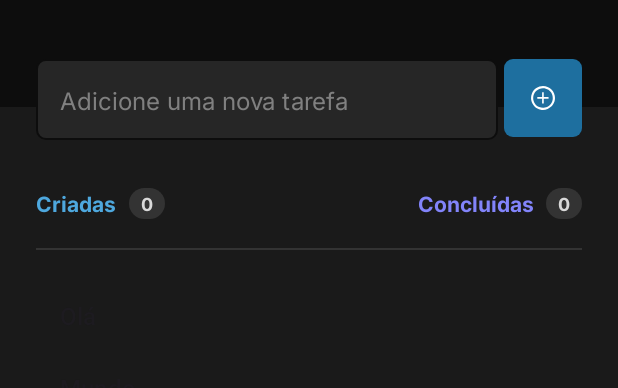
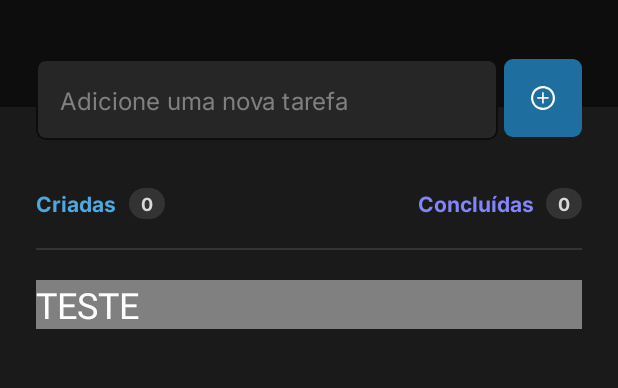
Before and after one commit to kassiosilva/todo-list-android, an Android app: the screen it shows after launch (MainActivity), on a phone screen of 412 x 824 dp, the part 108-496 px from its top. Run offline under Robolectric (Android 15) with nearby library versions, the phone set to English and light mode, and no system bars.

Commit message:
refactor: Refatorando código da listagem das tasks

```diff
--- a/app/src/main/java/com/example/todolist/MainActivity.kt
+++ b/app/src/main/java/com/example/todolist/MainActivity.kt
@@ -9,12 +9,13 @@ import android.widget.TextView
 import android.widget.Toast
 import androidx.recyclerview.widget.LinearLayoutManager
 import androidx.recyclerview.widget.RecyclerView
+import com.example.todolist.adapter.TasksAdapter
 import com.example.todolist.databinding.ActivityMainBinding
 
 class MainActivity : AppCompatActivity(), View.OnClickListener {
-    private lateinit var adapter: TmpAdapter
+    private var adapter = TasksAdapter()
     private lateinit var binding: ActivityMainBinding
-    private val items = arrayListOf("Olá", "Mundo", "Hello", "World")
+    private val items = listOf<String>("TESTE")
 
     override fun onCreate(savedInstanceState: Bundle?) {
         super.onCreate(savedInstanceState)
@@ -31,7 +32,6 @@ class MainActivity : AppCompatActivity(), View.OnClickListener {
 
     override fun onClick(view: View) {
         if (view.id == R.id.image_button_add) {
-            handleAddTask()
         }
     }
 
@@ -39,45 +39,16 @@ class MainActivity : AppCompatActivity(), View.OnClickListener {
         binding.imageButtonAdd.setOnClickListener(this)
     }
 
-    private fun handleAddTask() {
-        items.clear()
-        adapter.notifyDataSetChanged()
-        Toast.makeText(this, "TESTE", Toast.LENGTH_SHORT).show()
-    }
-
     private fun handleList() {
-        val recyclerView = binding.recyclerTasks
-        val emptyList = binding.emptyContainer
-
-        recyclerView.layoutManager =
+        binding.recyclerTasks.layoutManager =
             LinearLayoutManager(this, LinearLayoutManager.VERTICAL, false)
 
-        adapter = TmpAdapter(items)
-        recyclerView.adapter = adapter
+        binding.recyclerTasks.adapter = adapter
 
-        val emptyObserver = EmptyObserver(recyclerView, emptyList.root)
+        adapter.updatedTasks(items)
+
+        val emptyObserver = EmptyObserver(binding.recyclerTasks, binding.emptyContainer.root)
 
         adapter.registerAdapterDataObserver(emptyObserver)
     }
-
-    private class TmpAdapter(val items: List<String>) : RecyclerView.Adapter<TmpAdapter.TmpView>() {
-        override fun onCreateViewHolder(parent: ViewGroup, viewType: Int): TmpView {
-            val view = LayoutInflater.from(parent.context)
-                .inflate(android.R.layout.simple_list_item_1, parent, false)
-
-            return TmpView(view)
-        }
-
-        override fun getItemCount(): Int {
-            return items.size
-        }
-
-        override fun onBindViewHolder(holder: TmpView, position: Int) {
-            (holder.itemView as TextView).text = items[position]
-        }
-
-        private class TmpView(itemView: View) : RecyclerView.ViewHolder(itemView) {
-
-        }
-    }
 }
--- /dev/null
+++ b/app/src/main/java/com/example/todolist/adapter/TasksAdapter.kt
@@ -0,0 +1,30 @@
+package com.example.todolist.adapter
+
+import android.view.LayoutInflater
+import android.view.ViewGroup
+import androidx.recyclerview.widget.RecyclerView
+import com.example.todolist.databinding.TaskBinding
+import com.example.todolist.viewholder.TaskViewHolder
+
+class TasksAdapter : RecyclerView.Adapter<TaskViewHolder>() {
+    private var tasksList: List<String> = listOf()
+
+    override fun onCreateViewHolder(parent: ViewGroup, viewType: Int): TaskViewHolder {
+        val item = TaskBinding.inflate(LayoutInflater.from(parent.context), parent, false)
+
+        return TaskViewHolder(item)
+    }
+
+    override fun onBindViewHolder(holder: TaskViewHolder, position: Int) {
+        holder.bind(tasksList[position])
+    }
+
+    override fun getItemCount(): Int {
+        return tasksList.count()
+    }
+
+    fun updatedTasks(list: List<String>) {
+        tasksList = list
+        notifyDataSetChanged()
+    }
+}
--- /dev/null
+++ b/app/src/main/java/com/example/todolist/viewholder/TaskViewHolder.kt
@@ -0,0 +1,11 @@
+package com.example.todolist.viewholder
+
+import android.view.View
+import androidx.recyclerview.widget.RecyclerView
+import com.example.todolist.databinding.TaskBinding
+
+class TaskViewHolder(private val bind: TaskBinding) : RecyclerView.ViewHolder(bind.root) {
+    fun bind(task: String) {
+        bind.textDescription.text = task
+    }
+}
--- /dev/null
+++ b/app/src/main/res/layout/task.xml
@@ -0,0 +1,16 @@
+<?xml version="1.0" encoding="utf-8"?>
+<LinearLayout xmlns:android="http://schemas.android.com/apk/res/android"
+    android:layout_width="match_parent"
+    android:orientation="vertical"
+    android:background="@color/gray_300"
+    android:layout_height="wrap_content">
+
+    <TextView
+        android:id="@+id/text_description"
+        android:text="Convidado"
+        android:textColor="@color/white"
+        android:textSize="24sp"
+        android:layout_width="wrap_content"
+        android:layout_height="wrap_content" />
+
+</LinearLayout>
```
